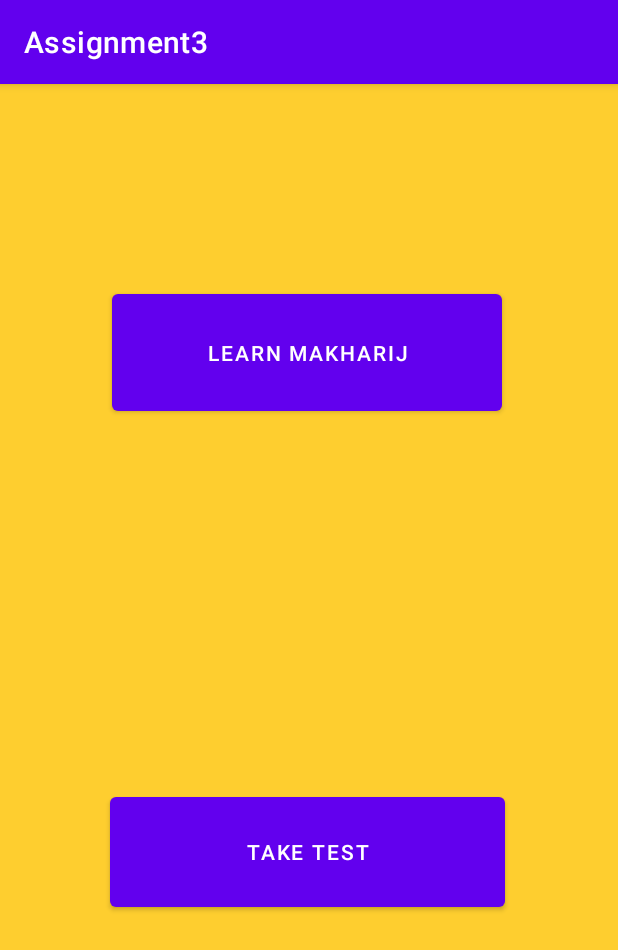
After one commit to muhammad-farooq-786/intro-app, an Android app: the Makharij screen opened directly, with no data from a screen before it, on a phone screen of 412 x 824 dp. The commit adds this screen. Shown: the top 950 px of the screen. Run offline under Robolectric (Android 15) with nearby library versions, the phone set to English and light mode, and no system bars.

Commit message:
makharij activity with buttons added

```diff
--- a/Assignment3/app/src/main/AndroidManifest.xml
+++ b/Assignment3/app/src/main/AndroidManifest.xml
@@ -10,7 +10,10 @@
         android:supportsRtl="true"
         android:theme="@style/Theme.Assignment3">
         <activity
-            android:name=".MainActivity"
+            android:name=".Makharij"
+            android:exported="false" />
+        <activity
+            android:name=".Intro_Screen"
             android:exported="true">
             <intent-filter>
                 <action android:name="android.intent.action.MAIN" />
--- /dev/null
+++ b/Assignment3/app/src/main/java/com/example/assignment3/Makharij.java
@@ -0,0 +1,32 @@
+package com.example.assignment3;
+
+import androidx.appcompat.app.AppCompatActivity;
+
+import android.os.Bundle;
+import android.view.View;
+import android.widget.Button;
+
+public class Makharij extends AppCompatActivity {
+
+    @Override
+    protected void onCreate(Bundle savedInstanceState) {
+        super.onCreate(savedInstanceState);
+        setContentView(R.layout.activity_makharij);
+
+        Button learnButton = findViewById(R.id.learn);
+        learnButton.setOnClickListener(new View.OnClickListener() {
+            @Override
+            public void onClick(View v) {
+
+            }
+        });
+
+        Button testButton = findViewById(R.id.test);
+        testButton.setOnClickListener(new View.OnClickListener() {
+            @Override
+            public void onClick(View v) {
+
+            }
+        });
+    }
+}
--- a/Assignment3/app/src/main/res/layout/activity_main.xml
+++ b/Assignment3/app/src/main/res/layout/activity_main.xml
@@ -4,7 +4,7 @@
     xmlns:tools="http://schemas.android.com/tools"
     android:layout_width="match_parent"
     android:layout_height="match_parent"
-    tools:context=".MainActivity"
+    tools:context=".Intro_Screen"
     tools:visibility="visible"
     android:background="#fece2f">
 
--- /dev/null
+++ b/Assignment3/app/src/main/res/layout/activity_makharij.xml
@@ -0,0 +1,38 @@
+<?xml version="1.0" encoding="utf-8"?>
+<androidx.constraintlayout.widget.ConstraintLayout xmlns:android="http://schemas.android.com/apk/res/android"
+    xmlns:app="http://schemas.android.com/apk/res-auto"
+    xmlns:tools="http://schemas.android.com/tools"
+    android:layout_width="match_parent"
+    android:layout_height="match_parent"
+    tools:context=".Makharij"
+    android:background="#fece2f">
+
+    <Button
+        android:id="@+id/learn"
+        android:layout_width="260dp"
+        android:layout_height="90dp"
+        android:layout_marginStart="78dp"
+        android:layout_marginTop="134dp"
+        android:layout_marginEnd="79dp"
+        android:onClick="onClick"
+        android:text="Learn makharij"
+        app:layout_constraintEnd_toEndOf="parent"
+        app:layout_constraintHorizontal_bias="0.666"
+        app:layout_constraintStart_toStartOf="parent"
+        app:layout_constraintTop_toTopOf="parent" />
+
+    <Button
+        android:id="@+id/test"
+        android:layout_width="263dp"
+        android:layout_height="85dp"
+        android:layout_marginStart="73dp"
+        android:layout_marginTop="227dp"
+        android:layout_marginEnd="75dp"
+        android:layout_marginBottom="195dp"
+        android:onClick="onClick"
+        android:text="Take test"
+        app:layout_constraintBottom_toBottomOf="parent"
+        app:layout_constraintEnd_toEndOf="parent"
+        app:layout_constraintStart_toStartOf="parent"
+        app:layout_constraintTop_toBottomOf="@+id/learn" />
+</androidx.constraintlayout.widget.ConstraintLayout>
```
Also changed, not shown: Assignment3/app/src/main/java/com/example/assignment3/Intro_Screen.java (added, +45 -0 lines).
